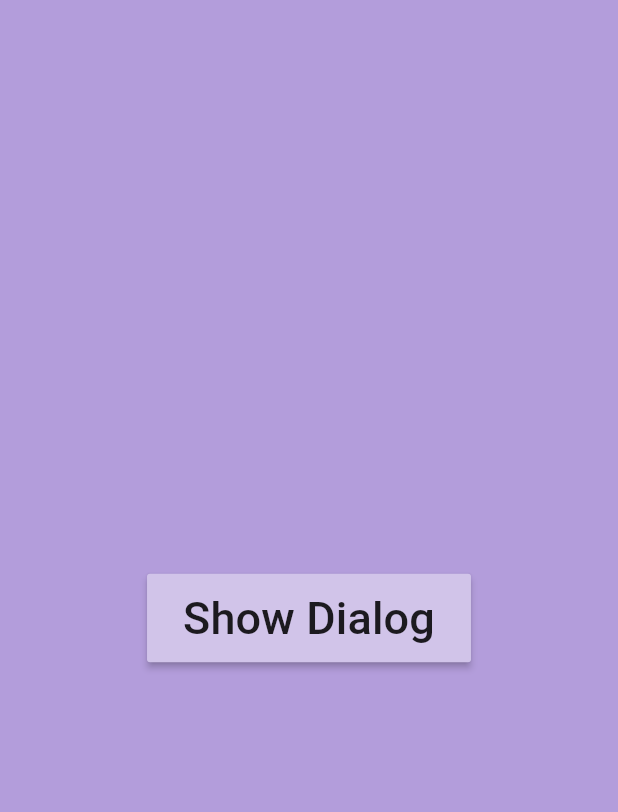
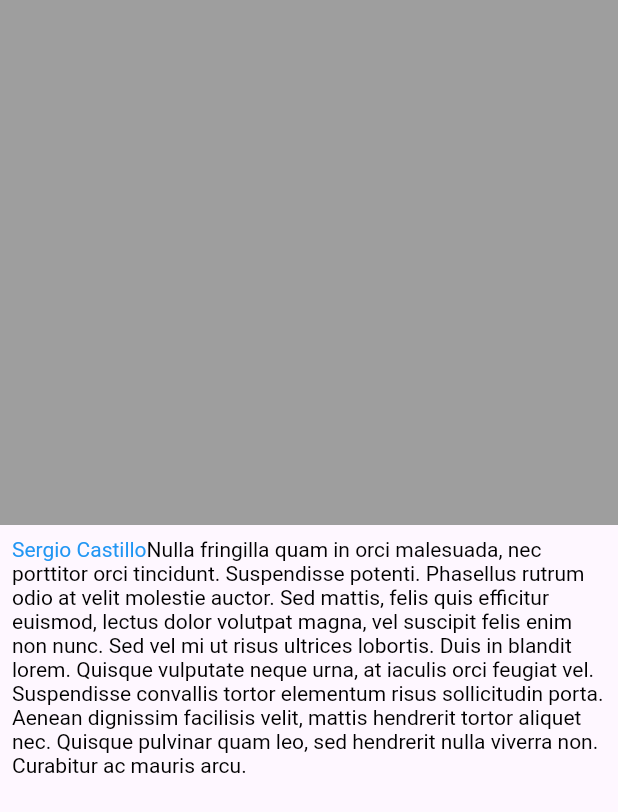
Before and after one commit to SergioCamiloCastillo/widgets-of-the-day, a Flutter app: the screen it shows after launch, on a phone screen of 412 x 824 dp. Shown: the top 812 px of the screen. Run offline on Flutter 3.47's test engine with Material 2 defaults, Android fonts, the phone set to English and light mode, and no system bars.

Commit message:
add widget rich text

```diff
--- a/lib/alert_dialog_screen.dart
+++ b/lib/alert_dialog_screen.dart
@@ -46,7 +46,11 @@ class _AlertDialogScreenState extends State<AlertDialogScreen> {
             padding: const EdgeInsets.all(8.0),
             child: Text(
               "Show Dialog",
-              style: TextStyle(fontSize: 30),
+              style: TextStyle(
+                  fontSize: 30,
+                  fontStyle: FontStyle.italic,
+                  fontWeight: FontWeight.bold,
+                  color: Colors.green),
             ),
           ),
         ),
--- a/lib/main.dart
+++ b/lib/main.dart
@@ -12,6 +12,7 @@ import 'package:widgetsoftheday/gridview_screen.dart';
 import 'package:widgetsoftheday/image_screen.dart';
 import 'package:widgetsoftheday/list_view_screen.dart';
 import 'package:widgetsoftheday/mediaquery_screen.dart';
+import 'package:widgetsoftheday/ricktext_screen.dart';
 import 'package:widgetsoftheday/round_corner_screen.dart';
 import 'package:widgetsoftheday/sliverbar_screen.dart';
 import 'package:widgetsoftheday/tabbar_screen.dart';
@@ -26,7 +27,8 @@ class MainApp extends StatelessWidget {
   @override
   Widget build(BuildContext context) {
     return MaterialApp(
-      debugShowCheckedModeBanner: false,
-        theme: AppTheme().getTheme(), home: const AlertDialogScreen());
+        debugShowCheckedModeBanner: false,
+        theme: AppTheme().getTheme(),
+        home: const RichTextScreen());
   }
 }
--- /dev/null
+++ b/lib/ricktext_screen.dart
@@ -0,0 +1,30 @@
+import 'package:flutter/material.dart';
+
+class RichTextScreen extends StatelessWidget {
+  const RichTextScreen({super.key});
+
+  @override
+  Widget build(BuildContext context) {
+    return Scaffold(
+        body: Column(
+      children: [
+        Container(height: 350, color: Colors.grey),
+        Padding(
+          padding: EdgeInsets.all(8.0),
+          child: RichText(
+              text: TextSpan(children: [
+            TextSpan(
+                text: "Sergio Castillo",
+                style: TextStyle(
+                  color: Colors.blue,
+                )),
+            TextSpan(
+                text:
+                    "Nulla fringilla quam in orci malesuada, nec porttitor orci tincidunt. Suspendisse potenti. Phasellus rutrum odio at velit molestie auctor. Sed mattis, felis quis efficitur euismod, lectus dolor volutpat magna, vel suscipit felis enim non nunc. Sed vel mi ut risus ultrices lobortis. Duis in blandit lorem. Quisque vulputate neque urna, at iaculis orci feugiat vel. Suspendisse convallis tortor elementum risus sollicitudin porta. Aenean dignissim facilisis velit, mattis hendrerit tortor aliquet nec. Quisque pulvinar quam leo, sed hendrerit nulla viverra non. Curabitur ac mauris arcu.",
+                style: TextStyle(color: Colors.black))
+          ])),
+        )
+      ],
+    ));
+  }
+}
```
